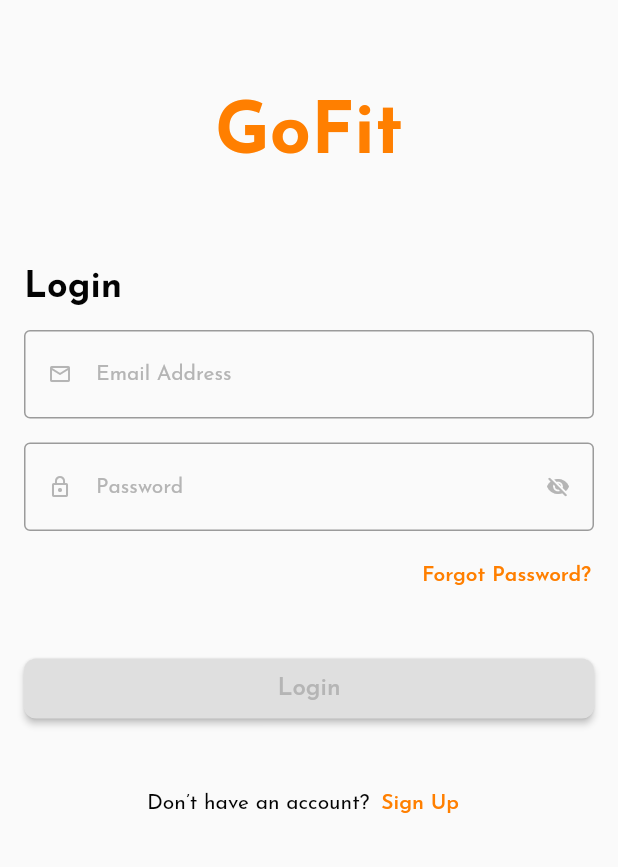
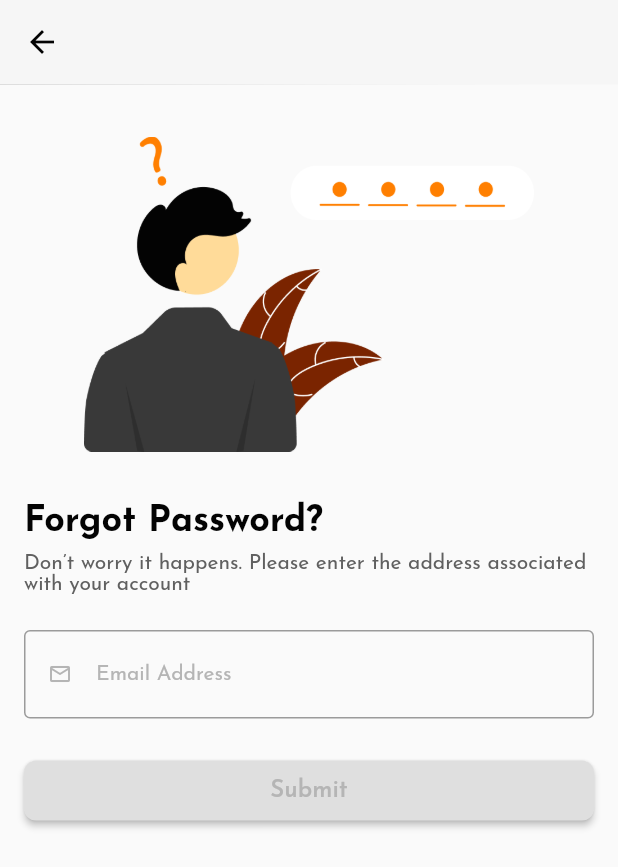
Before and after one commit to Kelompok-Capstone-9/MOBILE, a Flutter app: the screen it shows after launch, after a tap on "Forgot Password?", on a phone screen of 412 x 824 dp. Shown: the top 867 px of the screen. Run offline on Flutter 3.47's test engine with Material 2 defaults, Android fonts, the phone set to English and light mode, and no system bars; our stand-ins replace google_fonts.

Commit message:
add forgot pw screen

```diff
--- a/lib/themes/color_style.dart
+++ b/lib/themes/color_style.dart
@@ -100,6 +100,11 @@ class ThemeText {
     fontSize: 14,
     color: const Color(0xffff7f00),
   );
+  static TextStyle headingSub = GoogleFonts.josefinSans(
+    fontWeight: FontWeight.w400,
+    fontSize: 14,
+    color: const Color(0xff606060),
+  );
   static TextStyle headingAccount = GoogleFonts.josefinSans(
     fontWeight: FontWeight.w400,
     fontSize: 14,
--- /dev/null
+++ b/lib/view/login/forgot_password_screen.dart
@@ -0,0 +1,112 @@
+import 'package:flutter/material.dart';
+import 'package:google_fonts/google_fonts.dart';
+import '../../themes/color_style.dart';
+import 'widget/decoration_form.dart';
+import 'widget/validator.dart';
+
+class ForgotPassword extends StatefulWidget {
+  const ForgotPassword({super.key});
+
+  @override
+  State<ForgotPassword> createState() => _ForgotPasswordState();
+}
+
+class _ForgotPasswordState extends State<ForgotPassword> {
+  final _emailController = TextEditingController();
+  final _formKey = GlobalKey<FormState>();
+  bool isFormFilled = false;
+
+  @override
+  Widget build(BuildContext context) {
+    return Scaffold(
+      appBar: AppBar(
+        iconTheme: const IconThemeData(color: Color(0xff030303)),
+        backgroundColor: const Color(0xFFF6F6F6),
+        elevation: 0.2,
+      ),
+      body: SingleChildScrollView(
+        child: SafeArea(
+            child: Column(
+          children: [
+            SizedBox(
+              width: 300,
+              height: 280,
+              child: Image.asset(
+                'assets/images/ImageForgot.png',
+              ),
+            ),
+            Container(
+              padding: const EdgeInsets.symmetric(horizontal: 16),
+              child: Form(
+                key: _formKey,
+                child: Column(
+                  crossAxisAlignment: CrossAxisAlignment.start,
+                  children: [
+                    Text(
+                      'Forgot Password?',
+                      style: ThemeText.headingLogin,
+                    ),
+                    const SizedBox(height: 8),
+                    Text(
+                      "Don’t worry it happens. Please enter the address associated with your account",
+                      style: ThemeText.headingSub,
+                    ),
+                    const SizedBox(height: 24),
+                    TextFormField(
+                      controller: _emailController,
+                      decoration: DecorationFormStyle.decorationForm(
+                        labelText: 'Email Address',
+                        prefixIcon: const Icon(
+                          Icons.email_outlined,
+                          color: Color(0xFFB5B5B5),
+                          size: 16,
+                        ),
+                      ),
+                      onChanged: (value) {
+                        setState(() {
+                          isFormFilled = _emailController.text.isNotEmpty;
+                        });
+                      },
+                      validator: (email) =>
+                          EmailValidatorLogin.validateEmail(email),
+                    ),
+                    const SizedBox(height: 24),
+                    SizedBox(
+                      width: double.infinity,
+                      child: ElevatedButton(
+                        style: ElevatedButton.styleFrom(
+                            shape: RoundedRectangleBorder(
+                                borderRadius: BorderRadius.circular(8)),
+                            backgroundColor: isFormFilled
+                                ? const Color(0xffFF7F00)
+                                : const Color(0xffDFDFDF)),
+                        onPressed: () {
+                          final isValidForm = _formKey.currentState!.validate();
+                          if (isValidForm) {}
+                        },
+                        child: Padding(
+                          padding: const EdgeInsets.symmetric(vertical: 12),
+                          child: Text(
+                            'Submit',
+                            style: GoogleFonts.josefinSans(
+                              fontWeight: FontWeight.w600,
+                              fontSize: 16,
+                              fontStyle: FontStyle.normal,
+                              color: isFormFilled
+                                  ? const Color(0xFFF6F6F6)
+                                  : const Color(0xFFB5B5B5),
+                            ),
+                          ),
+                        ),
+                      ),
+                    ),
+                  ],
+                ),
+              ),
+            )
+          ],
+        )),
+      ),
+    );
+  }
+}
--- a/lib/view/login/login_screen.dart
+++ b/lib/view/login/login_screen.dart
@@ -1,6 +1,7 @@
 import 'package:flutter/material.dart';
 import 'package:google_fonts/google_fonts.dart';
 import '../../themes/color_style.dart';
+import 'forgot_password_screen.dart';
 import 'widget/decoration_form.dart';
 import 'widget/validator.dart';
 
@@ -63,7 +64,8 @@ class FormLoginState extends State<FormLogin> {
                               _passwordController.text.isNotEmpty;
                         });
                       },
-                      validator: (email) => EmailValidatorLogin.validateEmail(email),
+                      validator: (email) =>
+                          EmailValidatorLogin.validateEmail(email),
                     ),
                     const SizedBox(
                       height: 16,
@@ -112,7 +114,14 @@ class FormLoginState extends State<FormLogin> {
                 mainAxisAlignment: MainAxisAlignment.end,
                 children: [
                   TextButton(
-                    onPressed: () {},
+                    onPressed: () {
+                      Navigator.push(
+                        context,
+                        MaterialPageRoute(
+                          builder: (context) => const ForgotPassword(),
+                        ),
+                      );
+                    },
                     child: Text(
                       'Forgot Password?',
                       style: ThemeText.headingText,
--- a/pubspec.yaml
+++ b/pubspec.yaml
@@ -60,7 +60,8 @@ flutter:
   uses-material-design: true
 
   # To add assets to your application, add an assets section, like this:
-  # assets:
+  assets:
+      - assets/images/
   #   - images/a_dot_burr.jpeg
   #   - images/a_dot_ham.jpeg
 
```
Also changed, not shown: assets/images/ImageForgot.png (added), assets/images/ImageOTP.png (added), assets/images/ImageReset.png (added).
